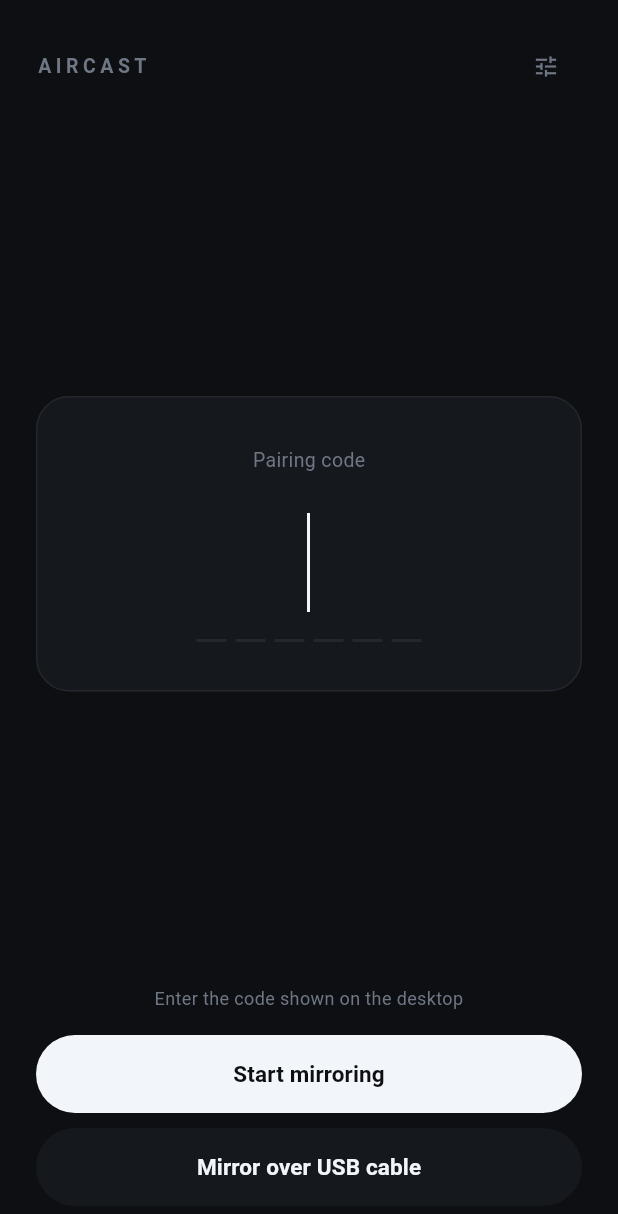
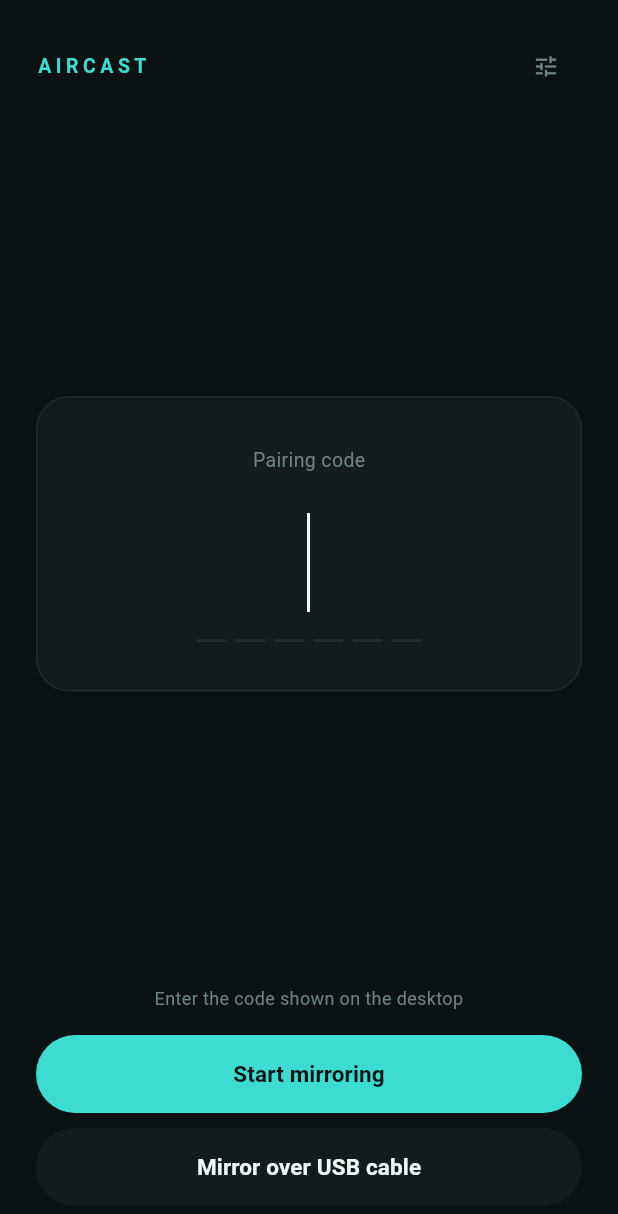
Before and after one commit to napejoon/aircast_ws, a Flutter app: the screen it shows after launch, on a phone screen of 412 x 824 dp. Shown: the top 1214 px of the screen. Run offline on Flutter 3.47's test engine with Material 3 defaults, Android fonts, the phone set to English and light mode, and no system bars; missing offline and left inert: flutter_webrtc.

Commit message:
feat: turquoise, on both halves of the product at once
The palette was neutral grey with one spring green in it, and the green meant
"connected" and nothing else. Turquoise is the colour the product is named
after, so it becomes the one saturated thing in the palette and it is spent in
three places: the wordmark, the dot that answers "am I still sharing my
screen?", and the focus ring.

#3DDCD0 is the old #3DDC91 turned twenty-four degrees round the wheel. Same
lightness, same saturation, so nothing that was legible stops being legible --
it is 11:1 against the card behind it, well past the 4.5:1 that text of that
size needs.

The greys move with it rather than staying neutral: a single teal accent on a
blue-grey room reads as a mistake in one of the two, and every surface, border
and muted text shifts a few degrees toward cyan at the same lightness it had.
The change is invisible on its own and is the whole reason the accent does not
look pasted on.

What does not move: the recording red and the alarm coral, because those carry
meaning that has nothing to do with identity, and the six-digit code, which
stays the brightest thing on the card. A code someone is squinting at across a
room is not the place to spend contrast on branding.

The two halves share one palette on purpose (sender/lib/main.dart says so in a
comment), so both move together or the product looks like two products. In Dart
`_live` is now an alias of `_brand` rather than a colour of its own: two
near-identical greens on one card read as two states, and there is only one.

Co-Authored-By: Claude Opus 5 (1M context) <noreply@anthropic.com>

```diff
--- a/sender/lib/main.dart
+++ b/sender/lib/main.dart
@@ -18,12 +18,20 @@ const _defaultSignalUrl =
 
 /// Same palette as the receiver's window (receiver/style.css.h), so the two
 /// halves of one product look like one product.
-const _room = Color(0xFF0D0F12);
-const _card = Color(0xFF15181D);
-const _edge = Color(0xFF23272E);
-const _ink = Color(0xFFF2F5F9);
-const _muted = Color(0xFF6F7784);
-const _live = Color(0xFF3DDC91);
+const _room = Color(0xFF0B1214);
+const _card = Color(0xFF131B1D);
+const _edge = Color(0xFF1F2B2D);
+const _ink = Color(0xFFEFF7F7);
+const _muted = Color(0xFF6D8384);
+
+/// Turquoise. The one saturated colour in the palette, so it is spent on the
+/// wordmark and on the dot that answers "am I still sharing my screen?" and on
+/// nothing else.
+const _brand = Color(0xFF3DDCD0);
+
+/// A live connection is the brand colour rather than a green of its own: two
+/// near-identical greens on one card read as two states, and there is only one.
+const _live = _brand;
 const _alarm = Color(0xFFFF6B5E);
 
 void main() => runApp(const AircastApp());
@@ -259,7 +267,7 @@ class _SenderPageState extends State<SenderPage> {
                   _PillButton(
                     label: _busy ? 'Connecting…' : 'Start mirroring',
                     onPressed: _busy ? null : _castOverNetwork,
-                    background: _ink,
+                    background: _brand,
                     foreground: _room,
                   ),
                   if (Platform.isAndroid) ...[
@@ -295,7 +303,7 @@ class _Header extends StatelessWidget {
               fontSize: 13,
               fontWeight: FontWeight.w600,
               letterSpacing: 3,
-              color: _muted,
+              color: _brand,
             ),
           ),
           const Spacer(),
```
Also changed, not shown: 1 other file.
